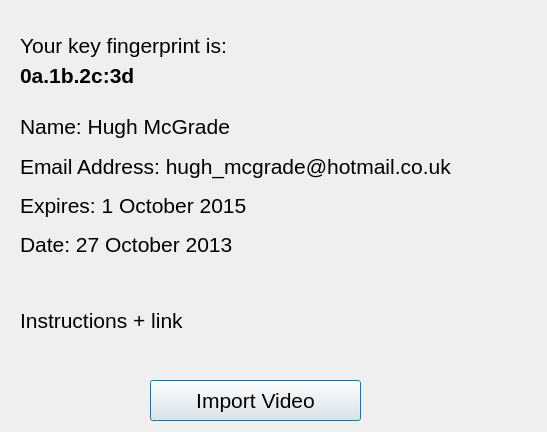
Old version of the form UI/MakeVideoFormLayout.ui in the repository picrin/VAIDA_OLD.
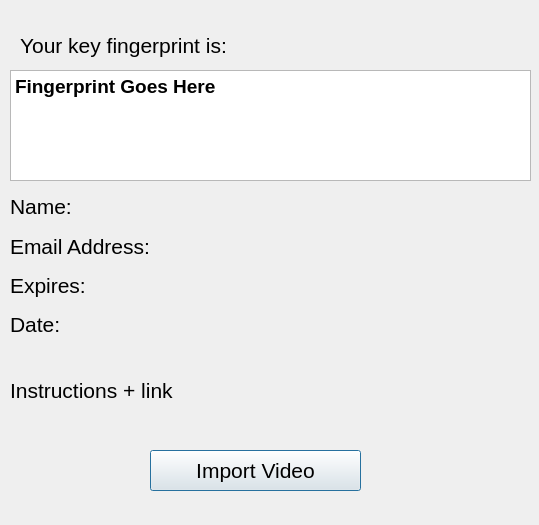
New version of the form.

Patch:
```diff
--- a/UI/MakeVideoFormLayout.ui
+++ b/UI/MakeVideoFormLayout.ui
@@ -6,8 +6,8 @@
    <rect>
     <x>0</x>
     <y>0</y>
-    <width>547</width>
-    <height>432</height>
+    <width>539</width>
+    <height>525</height>
    </rect>
   </property>
   <property name="windowTitle">
@@ -31,32 +31,12 @@
     <string>Your key fingerprint is:</string>
    </property>
   </widget>
-  <widget class="QLabel" name="keyLabel">
-   <property name="geometry">
-    <rect>
-     <x>20</x>
-     <y>60</y>
-     <width>531</width>
-     <height>31</height>
-    </rect>
-   </property>
-   <property name="font">
-    <font>
-     <pointsize>16</pointsize>
-     <weight>75</weight>
-     <bold>true</bold>
-    </font>
-   </property>
-   <property name="text">
-    <string>0a.1b.2c:3d</string>
-   </property>
-  </widget>
   <widget class="QLabel" name="instructionsLabel">
    <property name="geometry">
     <rect>
-     <x>20</x>
-     <y>270</y>
-     <width>491</width>
+     <x>10</x>
+     <y>340</y>
+     <width>511</width>
      <height>101</height>
     </rect>
    </property>
@@ -73,7 +53,7 @@
    <property name="geometry">
     <rect>
      <x>150</x>
-     <y>380</y>
+     <y>450</y>
      <width>211</width>
      <height>41</height>
     </rect>
@@ -87,12 +67,12 @@
     <string>Import Video</string>
    </property>
   </widget>
-  <widget class="QWidget" name="">
+  <widget class="QWidget" name="layoutWidget">
    <property name="geometry">
     <rect>
-     <x>20</x>
-     <y>110</y>
-     <width>491</width>
+     <x>10</x>
+     <y>190</y>
+     <width>511</width>
      <height>151</height>
     </rect>
    </property>
@@ -105,7 +85,7 @@
        </font>
       </property>
       <property name="text">
-       <string>Name: Hugh McGrade</string>
+       <string>Name:</string>
       </property>
      </widget>
     </item>
@@ -117,7 +97,7 @@
        </font>
       </property>
       <property name="text">
-       <string>Email Address: hugh_mcgrade@hotmail.co.uk</string>
+       <string>Email Address:</string>
       </property>
      </widget>
     </item>
@@ -129,7 +109,7 @@
        </font>
       </property>
       <property name="text">
-       <string>Expires: 1 October 2015</string>
+       <string>Expires:</string>
       </property>
      </widget>
     </item>
@@ -141,12 +121,36 @@
        </font>
       </property>
       <property name="text">
-       <string>Date: 27 October 2013</string>
+       <string>Date:</string>
       </property>
      </widget>
     </item>
    </layout>
   </widget>
+  <widget class="QTextEdit" name="fingerprintTextEdit">
+   <property name="geometry">
+    <rect>
+     <x>10</x>
+     <y>70</y>
+     <width>521</width>
+     <height>111</height>
+    </rect>
+   </property>
+   <property name="font">
+    <font>
+     <pointsize>14</pointsize>
+     <weight>75</weight>
+     <bold>true</bold>
+    </font>
+   </property>
+   <property name="html">
+    <string>&lt;!DOCTYPE HTML PUBLIC &quot;-//W3C//DTD HTML 4.0//EN&quot; &quot;http://www.w3.org/TR/REC-html40/strict.dtd&quot;&gt;
+&lt;html&gt;&lt;head&gt;&lt;meta name=&quot;qrichtext&quot; content=&quot;1&quot; /&gt;&lt;style type=&quot;text/css&quot;&gt;
+p, li { white-space: pre-wrap; }
+&lt;/style&gt;&lt;/head&gt;&lt;body style=&quot; font-family:'MS Shell Dlg 2'; font-size:14pt; font-weight:600; font-style:normal;&quot;&gt;
+&lt;p style=&quot; margin-top:0px; margin-bottom:0px; margin-left:0px; margin-right:0px; -qt-block-indent:0; text-indent:0px;&quot;&gt;Fingerprint Goes Here&lt;/p&gt;&lt;/body&gt;&lt;/html&gt;</string>
+   </property>
+  </widget>
  </widget>
  <resources/>
  <connections/>
```
